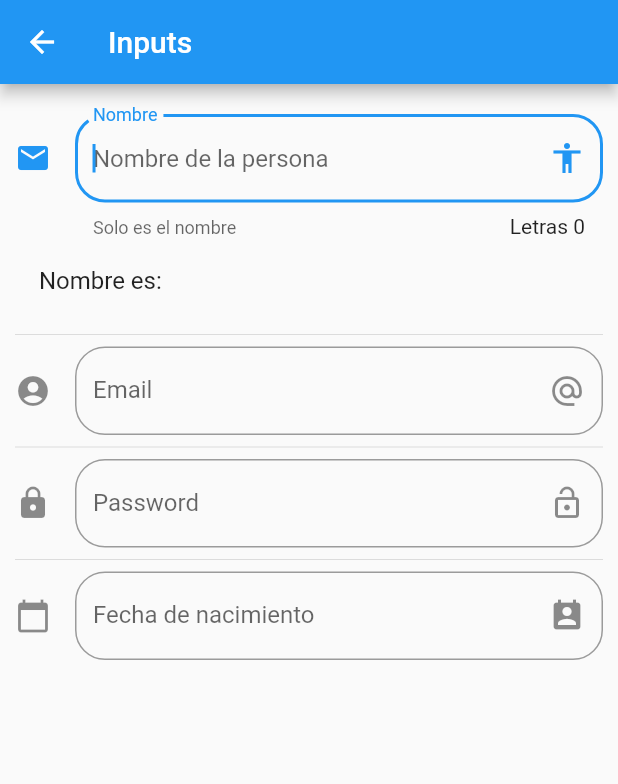
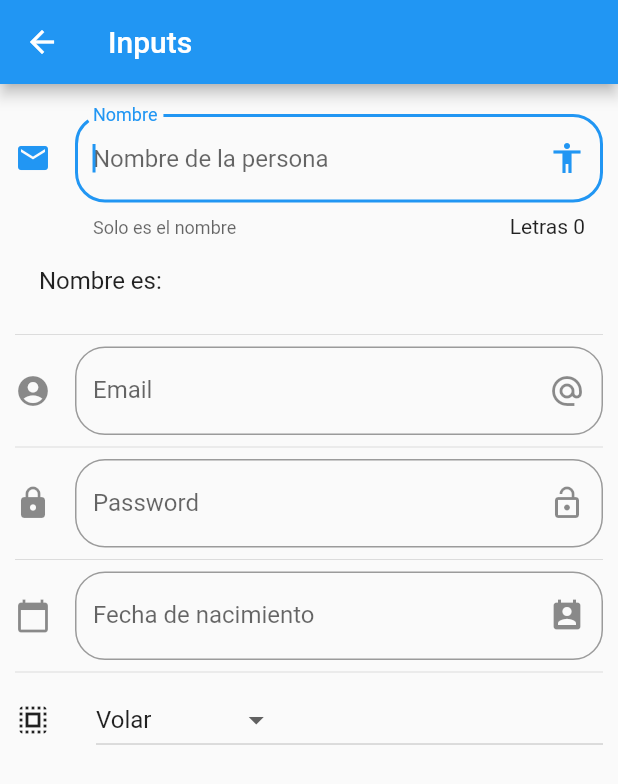
Before and after one commit to alexlondon07/flutter_components, a Flutter app: the screen it shows after launch, after a tap on "Inputs", on a phone screen of 412 x 824 dp. Shown: the top 784 px of the screen. Run offline on Flutter 3.47's test engine with Material 2 defaults, Android fonts, the phone set to English and light mode, and no system bars; network calls fail.

Commit message:
83. Dropdown y DropdownMenuItem

```diff
--- a/lib/main.dart
+++ b/lib/main.dart
@@ -1,6 +1,7 @@
 import 'package:flutter/material.dart';
 import 'package:flutter_components/src/pages/alert_page.dart';
 import 'package:flutter_components/src/routes/routes.dart';
+import 'package:flutter_localizations/flutter_localizations.dart';
 
 void main() => runApp(MyApp());
 
@@ -9,6 +10,16 @@ class MyApp extends StatelessWidget {
   Widget build(BuildContext context) {
     return MaterialApp(
       title: 'Components App',
+
+      localizationsDelegates: [
+        GlobalMaterialLocalizations.delegate,
+        GlobalWidgetsLocalizations.delegate,
+      ],
+      supportedLocales: [
+          const Locale('en', 'US'), // Inglés
+          const Locale('es', 'ES'), // Español
+      ],
+
       debugShowCheckedModeBanner: false,
       initialRoute: '/',
       routes: getApplicationRoutes(),
--- a/lib/src/pages/input_page.dart
+++ b/lib/src/pages/input_page.dart
@@ -11,6 +11,8 @@ class _InputPageState extends State<InputPage> {
   String _email = '';
   String _password = '';
   String _date = '';
+  String _selectedPower = 'Volar';
+  List _powers = ['Volar', 'Rayos X', 'Super Aliento', 'Super Fuerza'];
   TextEditingController _inputEditingDate = new TextEditingController();
 
   @override
@@ -30,6 +32,8 @@ class _InputPageState extends State<InputPage> {
           _createPassword(),
           Divider(),
           _createDatePicker( context ),
+          Divider(),
+          _createDropdwown(),
         ]
       ),
     );
@@ -114,6 +118,25 @@ class _InputPageState extends State<InputPage> {
     );
   }
 
+  Widget _createDropdwown(){
+
+    return  Row(children: <Widget>[
+      Icon(Icons.select_all),
+      SizedBox(width: 30.0),
+      Expanded(
+      child: DropdownButton(
+        value: _selectedPower,
+          items: getOptionsDropdownMenuItem(),
+          onChanged: (opt) {
+            setState(() {
+              _selectedPower = opt;
+            });
+            print(opt);
+          }
+      ))
+    ]);
+  }
+
   _selectDate(BuildContext context) async {
     DateTime picked = await showDatePicker(
       context: context,
@@ -130,6 +153,17 @@ class _InputPageState extends State<InputPage> {
     }
   }
 
+  List<DropdownMenuItem<String>> getOptionsDropdownMenuItem() {
+    List<DropdownMenuItem<String>> list = new List();
+    _powers.forEach((element) {
+      list.add( DropdownMenuItem(
+        child: Text(element),
+        value: element
+      ));
+    });
+    return list;
+  }
+
   Widget _createPerson(){
     return ListTile(
       title: Text('Nombre es: $_name'),
--- a/pubspec.yaml
+++ b/pubspec.yaml
@@ -22,6 +22,9 @@ environment:
 
 dependencies:
   flutter:
+    sdk: flutter
+
+  flutter_localizations:
     sdk: flutter
 
 
```
Also changed, not shown: pubspec.lock.
